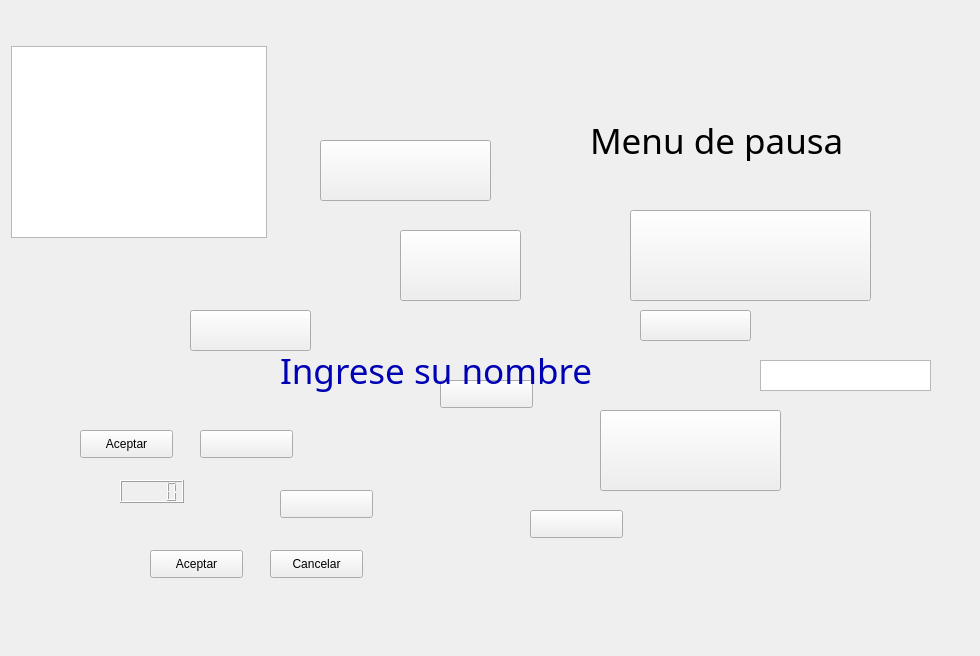
Before: the Qt Designer form Avances del código/Juego/mainwindow.ui in joseamorenom/Alma-Mater-Martial-Combat, drawn with Qt 5.
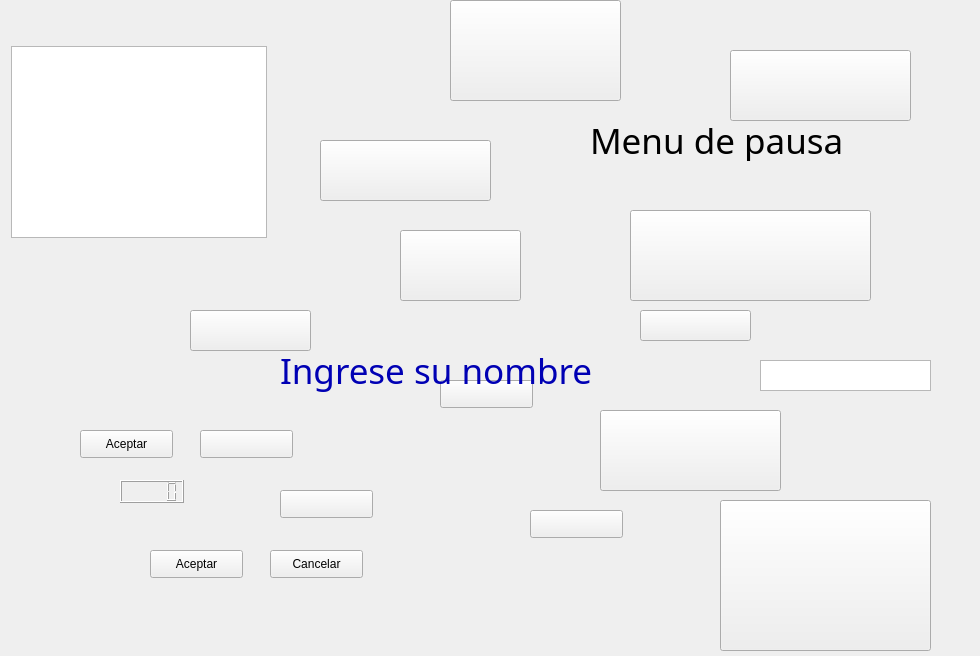
After: the same form once the commit is applied. Icons and pictures are not drawn.

Diff of the .ui file:
```diff
--- a/Avances del código/Juego/mainwindow.ui
+++ b/Avances del código/Juego/mainwindow.ui
@@ -371,6 +371,54 @@
      <string>Aceptar</string>
     </property>
    </widget>
+   <widget class="QPushButton" name="btn_contr_rules">
+    <property name="geometry">
+     <rect>
+      <x>450</x>
+      <y>0</y>
+      <width>171</width>
+      <height>101</height>
+     </rect>
+    </property>
+    <property name="styleSheet">
+     <string notr="true">border-image: url(:/Imagenes/Botones/Reglas y controles.png);</string>
+    </property>
+    <property name="text">
+     <string/>
+    </property>
+   </widget>
+   <widget class="QPushButton" name="btn_controles">
+    <property name="geometry">
+     <rect>
+      <x>730</x>
+      <y>50</y>
+      <width>181</width>
+      <height>71</height>
+     </rect>
+    </property>
+    <property name="styleSheet">
+     <string notr="true">border-image: url(:/Imagenes/Botones/controles.png);</string>
+    </property>
+    <property name="text">
+     <string/>
+    </property>
+   </widget>
+   <widget class="QPushButton" name="btn_reglas">
+    <property name="geometry">
+     <rect>
+      <x>720</x>
+      <y>500</y>
+      <width>211</width>
+      <height>151</height>
+     </rect>
+    </property>
+    <property name="styleSheet">
+     <string notr="true">border-image: url(:/Imagenes/Botones/reglas.png);</string>
+    </property>
+    <property name="text">
+     <string/>
+    </property>
+   </widget>
    <zorder>graphicsView</zorder>
    <zorder>btn_1_jug</zorder>
    <zorder>btn_multi</zorder>
```
Left out of the diff: 3 changed lines with no effect on the pictures.
